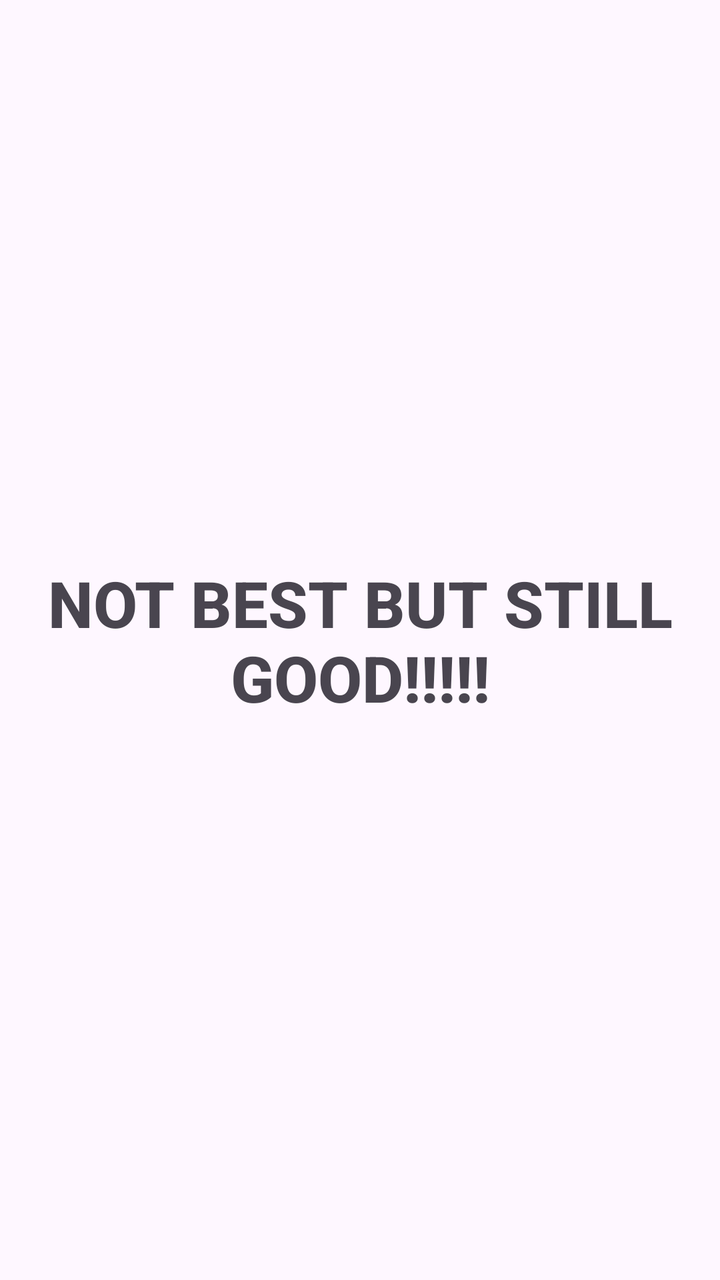
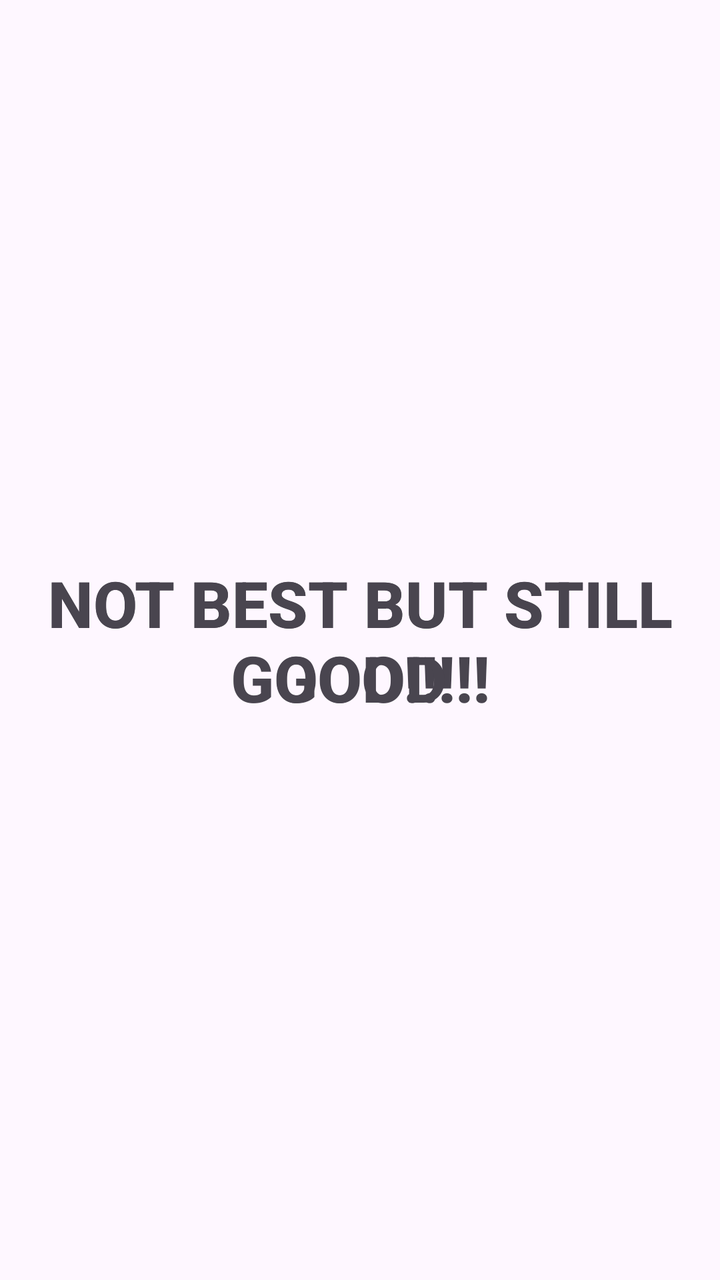

Before-and-after screenshots of an Android layout around one commit, followed by the original layout XML and the change that was made.
<!-- AndroidManifest.xml: application theme Theme.MyApplication -->
<!-- res/layout/activity_main.xml -->
<?xml version="1.0" encoding="utf-8"?>
<androidx.constraintlayout.widget.ConstraintLayout xmlns:android="http://schemas.android.com/apk/res/android"
    xmlns:app="http://schemas.android.com/apk/res-auto"
    xmlns:tools="http://schemas.android.com/tools"
    android:id="@+id/main"
    android:layout_width="match_parent"
    android:layout_height="match_parent"
    tools:context=".MainActivity">

    <TextView
        android:layout_width="wrap_content"
        android:layout_height="wrap_content"
        android:text="NOT BEST BUT STILL GOOD!!!!!"
        app:layout_constraintBottom_toBottomOf="parent"
        app:layout_constraintEnd_toEndOf="parent"
        android:textSize="32sp"
        android:textStyle="bold"
        android:fontFamily="sans-serif-medium"
        android:gravity="center"
        app:layout_constraintStart_toStartOf="parent"
        app:layout_constraintTop_toTopOf="parent" />

</androidx.constraintlayout.widget.ConstraintLayout>
<!-- resources referenced by this layout -->
<resources>
  <style name="Theme.MyApplication" parent="Base.Theme.MyApplication" />
  <style name="Base.Theme.MyApplication" parent="Theme.Material3.DayNight.NoActionBar">
          
          
      </style>
</resources>

<!-- the commit's change to res/layout/activity_main.xml (unified diff, before → after) -->
@@ -20,4 +20,17 @@
         app:layout_constraintStart_toStartOf="parent"
         app:layout_constraintTop_toTopOf="parent" />
 
+    <TextView
+        android:layout_width="wrap_content"
+        android:layout_height="wrap_content"
+        android:text="NOT BEST BUT STILL GOOD"
+        app:layout_constraintBottom_toBottomOf="parent"
+        app:layout_constraintEnd_toEndOf="parent"
+        android:textSize="32sp"
+        android:textStyle="bold"
+        android:fontFamily="sans-serif-medium"
+        android:gravity="center"
+        app:layout_constraintStart_toStartOf="parent"
+        app:layout_constraintTop_toTopOf="parent" />
+
 </androidx.constraintlayout.widget.ConstraintLayout>
